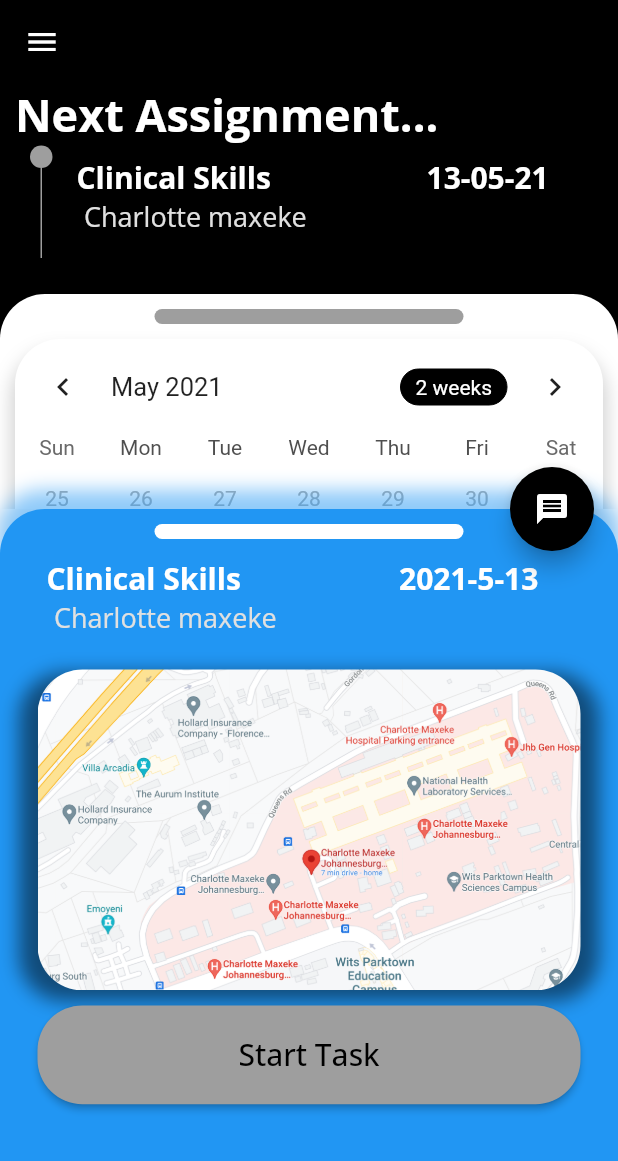
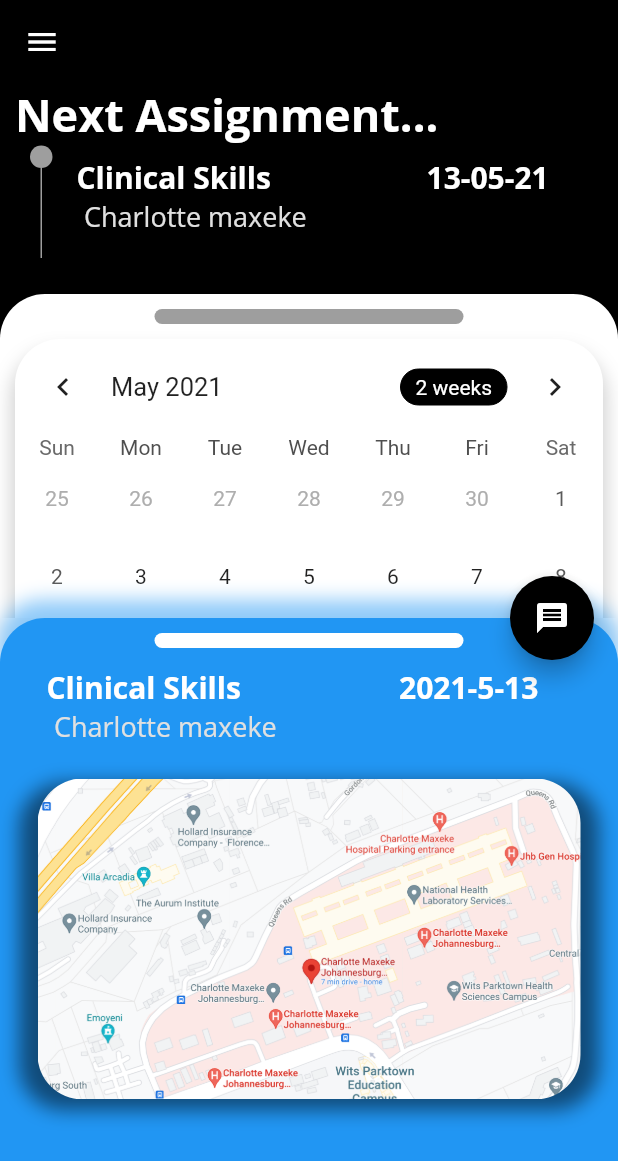
Before and after one commit to RXRider1451/Software-Design-Project, a Flutter app: the HomeScreen screen opened directly, after a tap on "Clinical Skills", on a phone screen of 412 x 824 dp. Shown: the top 1161 px of the screen. Run offline on Flutter 3.47's test engine with Material 2 defaults, Android fonts, the phone set to English and light mode, and no system bars; drawn by our look-alikes of table_calendar; our stand-ins replace flutter_spinkit, fluttertoast, form_field_validator, google_fonts, google_sign_in, lottie and 1 more; accounts and stored records are empty; statements that could not run were skipped.

Commit message:
removed start and end task function

```diff
--- a/lib/widgets/taskOpenBottomSheet.dart
+++ b/lib/widgets/taskOpenBottomSheet.dart
@@ -163,41 +163,41 @@ class _taskOpenBottomSheetState extends State<taskOpenBottomSheet>
                   SizedBox(
                     height: 10,
                   ),
-                  Container(
-                    padding: EdgeInsets.symmetric(horizontal: 10),
-                    width: MediaQuery.of(context).size.width,
-                    height: MediaQuery.of(context).size.height * 0.08,
-                    child: ElevatedButton(
-                      onPressed: () {
-                        setState(() {
-                          task = !task;
-                        });
-                      },
-                      child: Text(
-                        task == false ? 'Start Task' : "End Task",
-                        style: GoogleFonts.openSans(
-                            color: task == false ? Colors.black : Colors.white,
-                            fontSize: 20),
-                      ),
-                      style: ButtonStyle(
-                        // foregroundColor:
-                        //     MaterialStateProperty.all<Color>(Colors.white),
-                        backgroundColor: task == false
-                            ? DateTime.now().day ==
-                                    widget.taskModel.startTime.day
-                                ? MaterialStateProperty.all<Color>(Colors.white)
-                                : MaterialStateProperty.all<Color>(Colors.grey)
-                            : MaterialStateProperty.all<Color>(Colors.red),
-                        shape:
-                            MaterialStateProperty.all<RoundedRectangleBorder>(
-                          RoundedRectangleBorder(
-                              borderRadius:
-                                  BorderRadius.all(Radius.circular(30)),
-                              side: BorderSide.none),
-                        ),
-                      ),
-                    ),
-                  ),
+                  // Container(
+                  //   padding: EdgeInsets.symmetric(horizontal: 10),
+                  //   width: MediaQuery.of(context).size.width,
+                  //   height: MediaQuery.of(context).size.height * 0.08,
+                  //   child: ElevatedButton(
+                  //     onPressed: () {
+                  //       setState(() {
+                  //         task = !task;
+                  //       });
+                  //     },
+                  //     child: Text(
+                  //       task == false ? 'Start Task' : "End Task",
+                  //       style: GoogleFonts.openSans(
+                  //           color: task == false ? Colors.black : Colors.white,
+                  //           fontSize: 20),
+                  //     ),
+                  //     style: ButtonStyle(
+                  //       // foregroundColor:
+                  //       //     MaterialStateProperty.all<Color>(Colors.white),
+                  //       backgroundColor: task == false
+                  //           ? DateTime.now().day ==
+                  //                   widget.taskModel.startTime.day
+                  //               ? MaterialStateProperty.all<Color>(Colors.white)
+                  //               : MaterialStateProperty.all<Color>(Colors.grey)
+                  //           : MaterialStateProperty.all<Color>(Colors.red),
+                  //       shape:
+                  //           MaterialStateProperty.all<RoundedRectangleBorder>(
+                  //         RoundedRectangleBorder(
+                  //             borderRadius:
+                  //                 BorderRadius.all(Radius.circular(30)),
+                  //             side: BorderSide.none),
+                  //       ),
+                  //     ),
+                  //   ),
+                  // ),
                 ],
               ),
             ],
@@ -205,7 +205,7 @@ class _taskOpenBottomSheetState extends State<taskOpenBottomSheet>
         ),
       ),
       width: MediaQuery.of(context).size.width,
-      height: MediaQuery.of(context).size.height / 1.7,
+      height: MediaQuery.of(context).size.height / 2,
     );
   }
 }
```
